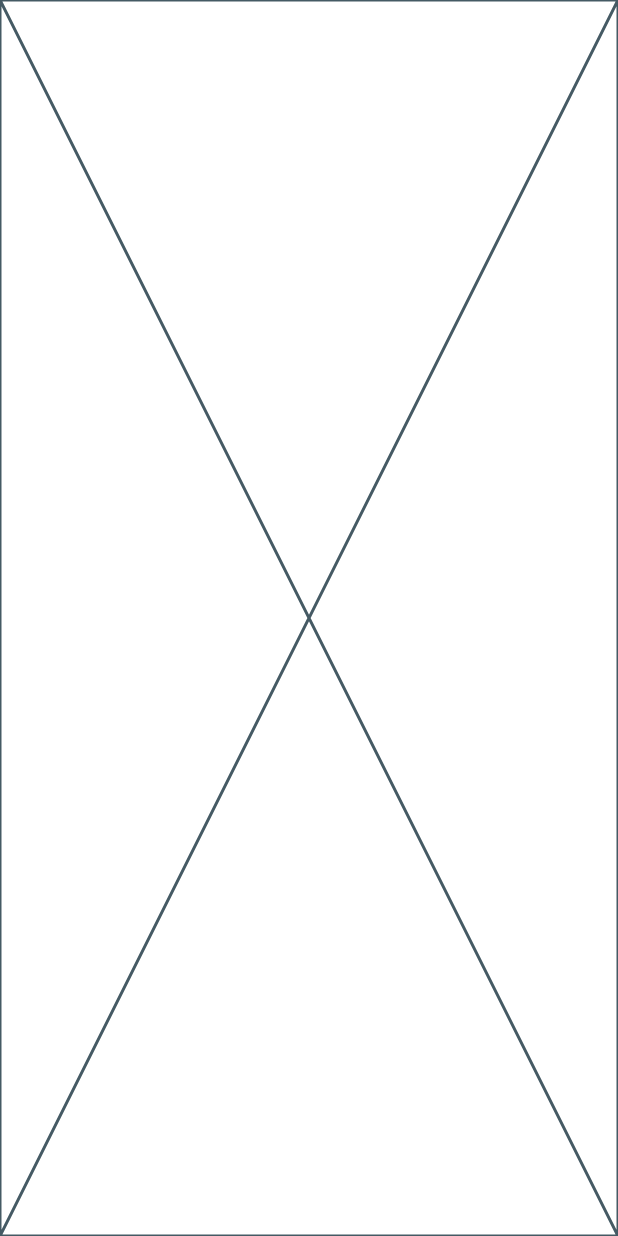
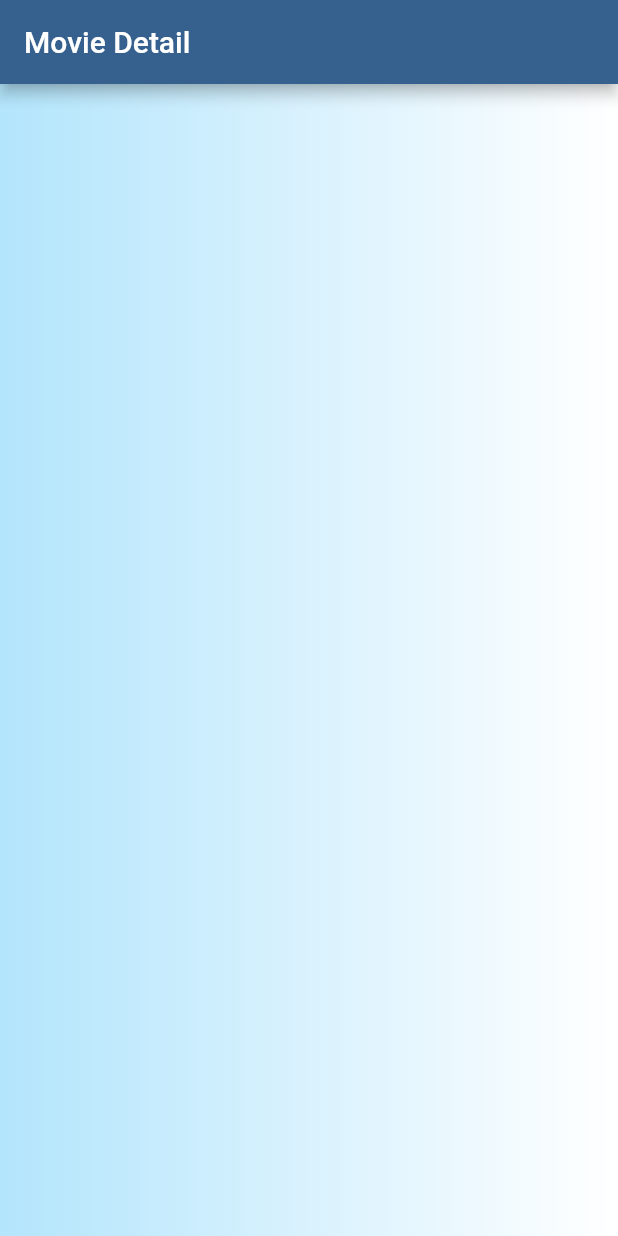
Before and after one commit to kennethraff/FWidgetsAssignmentp1, a Flutter app: the screen it shows after launch, on a phone screen of 412 x 824 dp. Run offline on Flutter 3.47's test engine with Material 2 defaults, Android fonts, the phone set to English and light mode, and no system bars.

Commit message:
Update home.dart
bekgron

```diff
--- a/Challenge/lib/home.dart
+++ b/Challenge/lib/home.dart
@@ -10,7 +10,27 @@ class HomePage extends StatefulWidget {
 class _HomePageState extends State<HomePage> {
   @override
   Widget build(BuildContext context) {
-    return const Placeholder();
+    return Scaffold(
+      appBar: AppBar(
+        title: const Text('Movie Detail')),
+        body: Stack(
+          children: [
+            SizedBox(
+              height: double.infinity,
+              width: double.infinity,
+              child: Container(
+                decoration: BoxDecoration(
+                gradient: LinearGradient(
+                  begin: Alignment.centerLeft,
+                  end: Alignment.centerRight,
+                  colors: [Colors.lightBlue.shade100, Colors.white],
+                ),
+              ),
+              ),
+            )
+          ],
+        )
+    );
 
   }
 }
```
